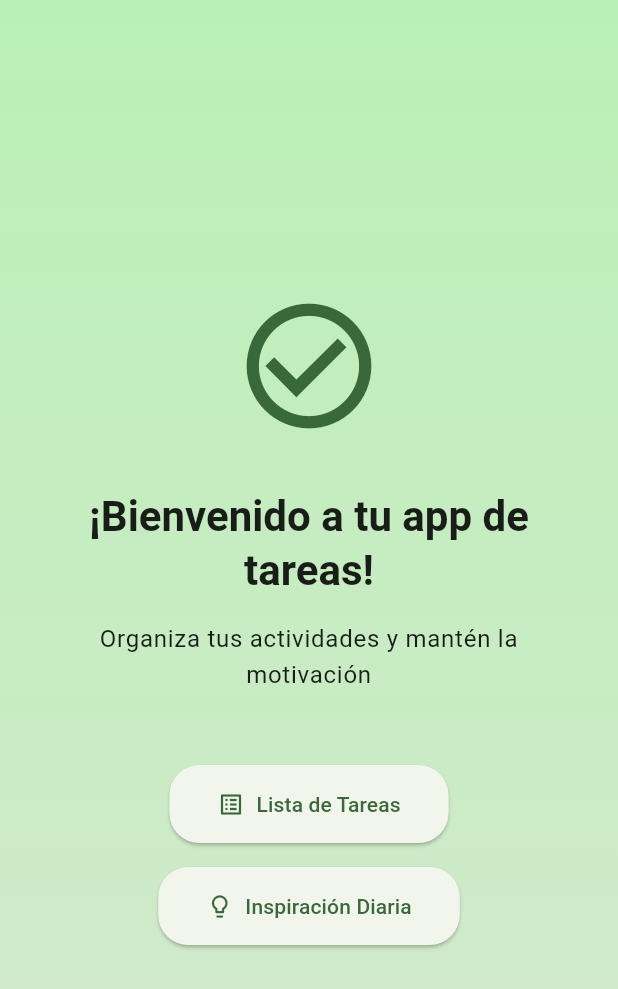
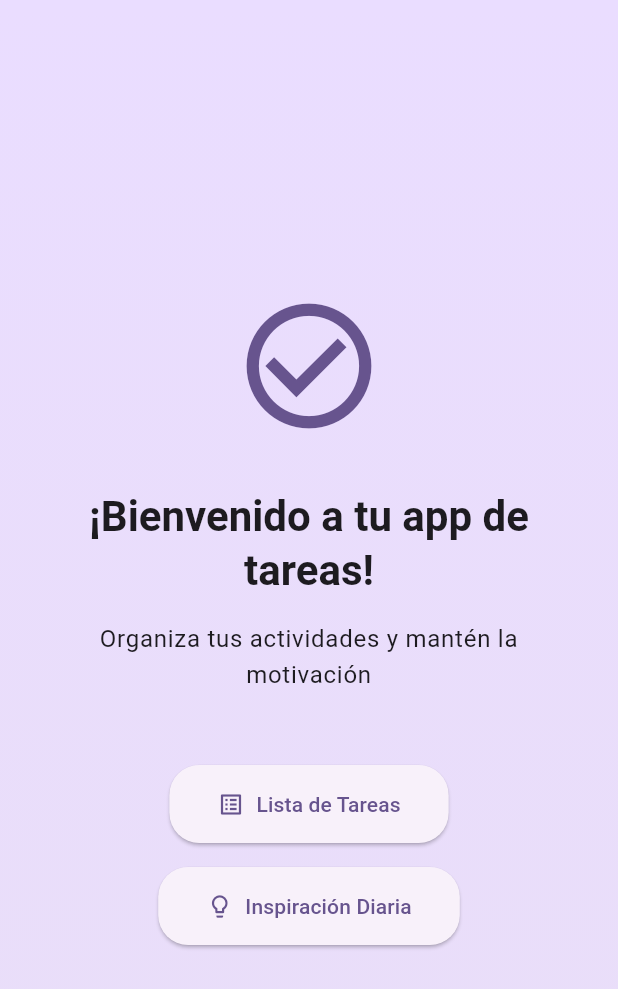
Before and after one commit to Maggiove13/First-Flutter-TO-DO_app, a Flutter app: the screen it shows after launch, on a phone screen of 412 x 824 dp. Shown: the top 989 px of the screen. Run offline on Flutter 3.47's test engine with Material 3 defaults, Android fonts, the phone set to English and light mode, and no system bars; our stand-ins replace shared_preferences.

Commit message:
change the main color of the app

```diff
--- a/lib/main.dart
+++ b/lib/main.dart
@@ -28,7 +28,7 @@ class MyApp extends StatelessWidget {
       title: 'Mi App',
       theme: ThemeData(
         colorScheme: ColorScheme.fromSeed(
-          seedColor: const Color.fromARGB(255, 29, 95, 39),
+          seedColor: const Color.fromARGB(255, 38, 23, 68),
           brightness: Brightness.light,
         ),
         useMaterial3: true,
```
